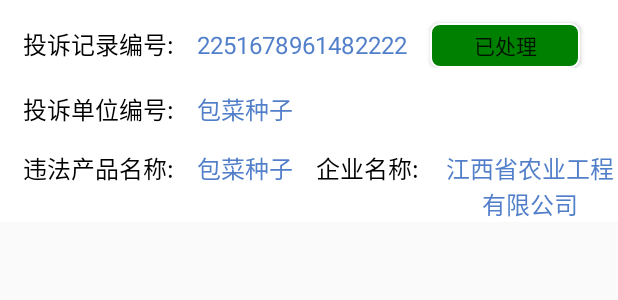
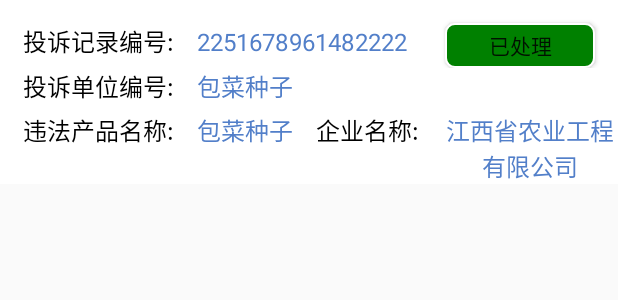
Before and after one commit to huqiangqaq/AgriculturalSupervision, an Android app: the layout item_integrity_search.xml on its own in the app's theme, with its tools: preview values and no code run, on a phone screen of 412 x 824 dp. Shown: the top 300 px of the screen. Run offline under Robolectric (Android 15) with nearby library versions, the phone set to English and light mode, and no system bars.

Commit message:
产品信息查询，查诚信界面

```diff
--- a/app/src/main/res/drawable/login_bg.xml
+++ b/app/src/main/res/drawable/bg_integrity_red.xml
@@ -1,8 +1,8 @@
 <?xml version="1.0" encoding="utf-8"?>
 <shape xmlns:android="http://schemas.android.com/apk/res/android">
-    <corners android:radius="50dp"/>
-    <solid android:color="@color/common_color"/>
+    <corners android:radius="6dp"/>
+    <solid android:color="@color/red"/>
     <stroke android:width="2px"
-        android:color="@color/white"/>
+        android:color="@color/red"/>
 
 </shape>
--- a/app/src/main/res/layout/activity_integrity_search.xml
+++ b/app/src/main/res/layout/activity_integrity_search.xml
@@ -45,8 +45,8 @@
             android:layout_width="match_parent"
             android:layout_height="40dp"
             android:layout_marginLeft="10dp" />
+
     </RelativeLayout>
-
     <android.support.v7.widget.RecyclerView
         android:layout_marginTop="40dp"
         android:layout_width="match_parent"
--- a/app/src/main/res/layout/item_integrity_search.xml
+++ b/app/src/main/res/layout/item_integrity_search.xml
@@ -5,6 +5,9 @@
     android:orientation="vertical"
     android:background="@drawable/selector_common_layout">
 
+    <RelativeLayout
+        android:layout_width="match_parent"
+        android:layout_height="wrap_content">
         <LinearLayout
             android:layout_width="match_parent"
             android:layout_height="wrap_content"
@@ -16,38 +19,43 @@
                 android:text="投诉记录编号:"
                 android:textColor="@color/black"/>
             <TextView
-            android:id="@+id/tv_id"
+                android:id="@+id/recodeNum"
                 android:layout_marginTop="15dp"
                 android:layout_marginLeft="15dp"
                 style="@style/commontext"
                 android:text="2251678961482222"/>
+
+        </LinearLayout>
         <Button
+            android:layout_alignParentRight="true"
+            android:id="@+id/btn_handle"
             android:text="已处理"
             android:layout_marginTop="15dp"
-            android:layout_marginLeft="15dp"
+            android:layout_marginRight="15dp"
             android:background="@drawable/bg_integrity"
             android:layout_width="100dp"
             android:layout_height="30dp" />
-    </LinearLayout>
+    </RelativeLayout>
+
 
     <LinearLayout
+        android:gravity="center_vertical"
         android:layout_width="match_parent"
         android:layout_height="wrap_content"
         android:orientation="horizontal">
         <TextView
-            android:layout_marginTop="15dp"
             android:layout_marginLeft="15dp"
             style="@style/commontext"
             android:text="投诉单位编号:"
             android:textColor="@color/black"/>
         <TextView
-            android:id="@+id/tv_name"
-            android:layout_marginTop="15dp"
+            android:id="@+id/unitNum"
             android:layout_marginLeft="15dp"
             style="@style/commontext"
             android:text="包菜种子"/>
     </LinearLayout>
     <LinearLayout
+        android:layout_marginTop="5dp"
         android:layout_width="match_parent"
         android:layout_height="wrap_content"
         android:orientation="horizontal">
@@ -56,14 +64,12 @@
             android:layout_height="wrap_content"
             android:orientation="horizontal">
             <TextView
-                android:layout_marginTop="15dp"
                 android:layout_marginLeft="15dp"
                 style="@style/commontext"
                 android:text="违法产品名称:"
                 android:textColor="@color/black"/>
             <TextView
-                android:id="@+id/tv_specie"
-                android:layout_marginTop="15dp"
+                android:id="@+id/productName"
                 android:layout_marginLeft="15dp"
                 style="@style/commontext"
                 android:text="包菜种子"/>
@@ -74,14 +80,12 @@
             android:layout_height="wrap_content"
             android:orientation="horizontal">
             <TextView
-                android:layout_marginTop="15dp"
                 android:layout_marginLeft="15dp"
                 style="@style/commontext"
                 android:text="企业名称:"
                 android:textColor="@color/black"/>
             <TextView
-                android:id="@+id/tv_unit"
-                android:layout_marginTop="15dp"
+                android:id="@+id/companyName"
                 android:layout_marginLeft="15dp"
                 style="@style/commontext"
                 android:text="江西省农业工程有限公司"/>
--- a/app/src/main/res/values/strings.xml
+++ b/app/src/main/res/values/strings.xml
@@ -1,6 +1,6 @@
 <resources>
     <string name="app_name">农资电子监管系统</string>
     <string name="product_recode">产品备案</string>
-
-
+    <string name="integrityhandle">已处理</string>
+    <string name="integritynohandle">未处理</string>
 </resources>
```
Also changed, not shown: app/src/main/java/agricultural/nxt/agriculturalsupervision/Activity/IntegritySearchActivity.java (+35 -0 lines), app/src/main/java/agricultural/nxt/agriculturalsupervision/Activity/ProductSoldActivity.java (+9 -0 lines), app/src/main/java/agricultural/nxt/agriculturalsupervision/adapter/IntegritySearchAdapter.java (+11 -1 lines), 10 other files. Lines whose indentation alone changed are shown as unchanged.
